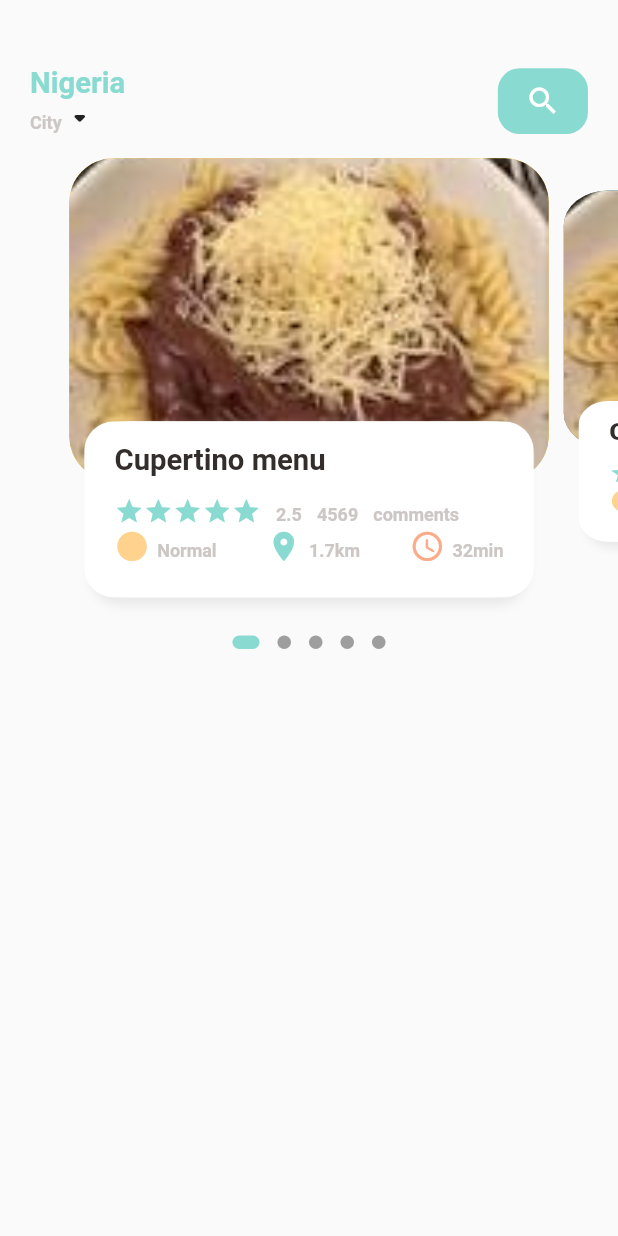
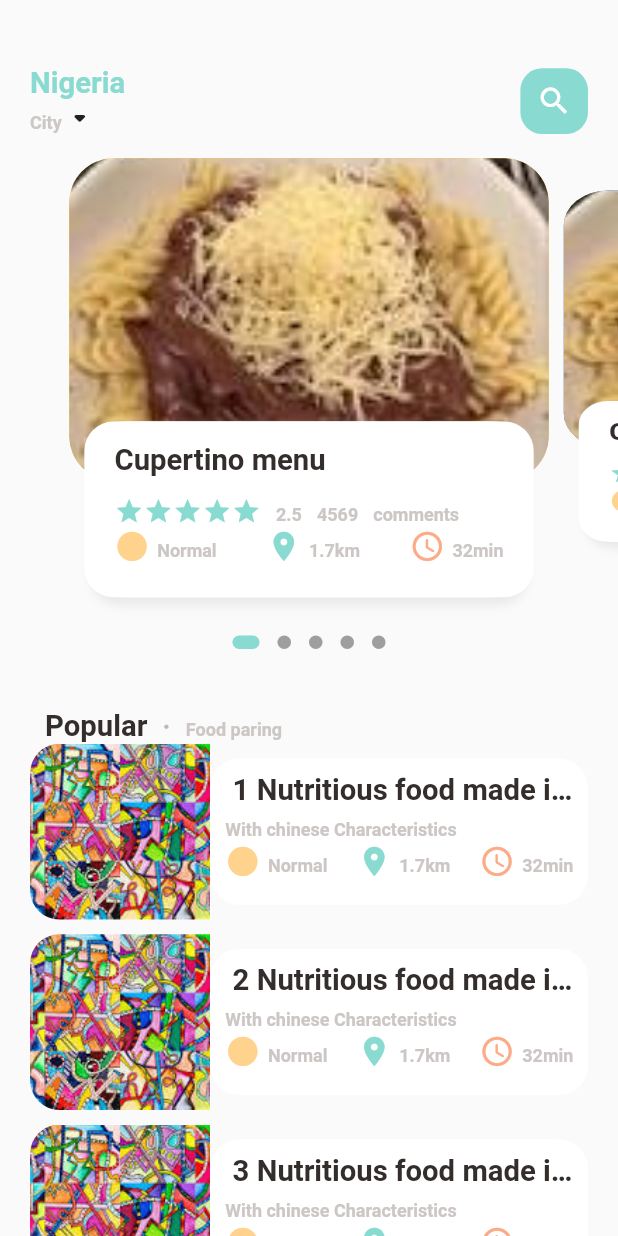
Before and after one commit to hebraheem/flutter_getx, a Flutter app: the screen it shows after launch, on a phone screen of 412 x 824 dp. Run offline on Flutter 3.47's test engine with Material 2 defaults, Android fonts, the phone set to English and light mode, and no system bars; drawn by our look-alikes of dots_indicator; our stand-ins replace get.

Commit message:
home page ui

```diff
--- a/lib/components/home/food_page_body.dart
+++ b/lib/components/home/food_page_body.dart
@@ -41,6 +41,7 @@ class _FoodPageBodyState extends State<FoodPageBody> {
   Widget build(BuildContext context) {
     return Column(
       children: [
+        // slider
         Container(
           height: Dimensions.foodMainHeaderHeight,
           child: PageView.builder(
@@ -50,6 +51,7 @@ class _FoodPageBodyState extends State<FoodPageBody> {
                 return _buildPageItem(index);
               }),
         ),
+        // dots section
         DotsIndicator(
           dotsCount: 5,
           position: _currentPageValue,
@@ -61,6 +63,101 @@ class _FoodPageBodyState extends State<FoodPageBody> {
                 borderRadius: BorderRadius.circular(5.0)),
           ),
         ),
+        // popular section
+        SizedBox(height: Dimensions.height30),
+        Container(
+          margin: EdgeInsets.only(left: Dimensions.width30),
+          child: Row(
+            crossAxisAlignment: CrossAxisAlignment.end,
+            children: [
+              BigText(text: "Popular"),
+              SizedBox(width: Dimensions.width10),
+              Container(
+                margin: EdgeInsets.only(bottom: Dimensions.height5),
+                child: BigText(text: ".", color: Colors.black26),
+              ),
+              SizedBox(width: Dimensions.width10),
+              SmallText(text: "Food paring"),
+            ],
+          ),
+        ),
+        // list view section
+        ListView.builder(
+          shrinkWrap: true,
+          physics: const NeverScrollableScrollPhysics(),
+          itemCount: 13,
+          itemBuilder: (context, index) {
+            return Container(
+              margin: EdgeInsets.only(
+                left: Dimensions.width20,
+                right: Dimensions.width20,
+                bottom: Dimensions.height10,
+              ),
+              child: Row(
+                children: [
+                  Container(
+                    width: Dimensions.width20 * 6,
+                    height: Dimensions.height20 * 6,
+                    decoration: BoxDecoration(
+                      borderRadius: BorderRadius.only(
+                          topLeft: Radius.circular(Dimensions.height20),
+                          bottomLeft: Radius.circular(Dimensions.height20)),
+                      color: Colors.white,
+                      image: const DecorationImage(
+                          image: AssetImage("assets/image/image2.jpeg"),
+                          fit: BoxFit.cover),
+                    ),
+                  ),
+                  Expanded(
+                    child: Container(
+                        height: Dimensions.height20 * 5,
+                        decoration: BoxDecoration(
+                            borderRadius:
+                                BorderRadius.circular(Dimensions.height20),
+                            color: Colors.white),
+                        child: Padding(
+                          padding: EdgeInsets.only(
+                            left: Dimensions.width10,
+                            top: Dimensions.height10,
+                            right: Dimensions.height10,
+                          ),
+                          child: Column(
+                            crossAxisAlignment: CrossAxisAlignment.start,
+                            children: [
+                              BigText(
+                                  text:
+                                      " ${index + 1} Nutritious food made in china"),
+                              SmallText(text: "With chinese Characteristics"),
+                              Row(
+                                mainAxisAlignment:
+                                    MainAxisAlignment.spaceBetween,
+                                children: [
+                                  IconText(
+                                    icon: Icons.circle_sharp,
+                                    text: "Normal",
+                                    iconColor: AppColor.iconColor1,
+                                  ),
+                                  IconText(
+                                    icon: Icons.location_on,
+                                    text: "1.7km",
+                                    iconColor: AppColor.mainColor,
+                                  ),
+                                  IconText(
+                                    icon: Icons.access_time_rounded,
+                                    text: "32min",
+                                    iconColor: AppColor.iconColor2,
+                                  ),
+                                ],
+                              ),
+                            ],
+                          ),
+                        )),
+                  )
+                ],
+              ),
+            );
+          },
+        )
       ],
     );
   }
--- a/lib/pages/home/main_food_page.dart
+++ b/lib/pages/home/main_food_page.dart
@@ -46,7 +46,7 @@ class _MainFoodPageState extends State<MainFoodPage> {
                   ),
                   Center(
                     child: Container(
-                      width: (Dimensions.width20) * 2 + Dimensions.width20,
+                      width: (Dimensions.width20) * 2 + Dimensions.width5,
                       height: (Dimensions.height20) * 2 + Dimensions.height5,
                       decoration: BoxDecoration(
                         color: AppColor.mainColor,
@@ -63,7 +63,7 @@ class _MainFoodPageState extends State<MainFoodPage> {
               ),
             ),
           ),
-          const FoodPageBody(),
+          const Expanded(child: SingleChildScrollView(child: FoodPageBody())),
         ],
       ),
     );
```
